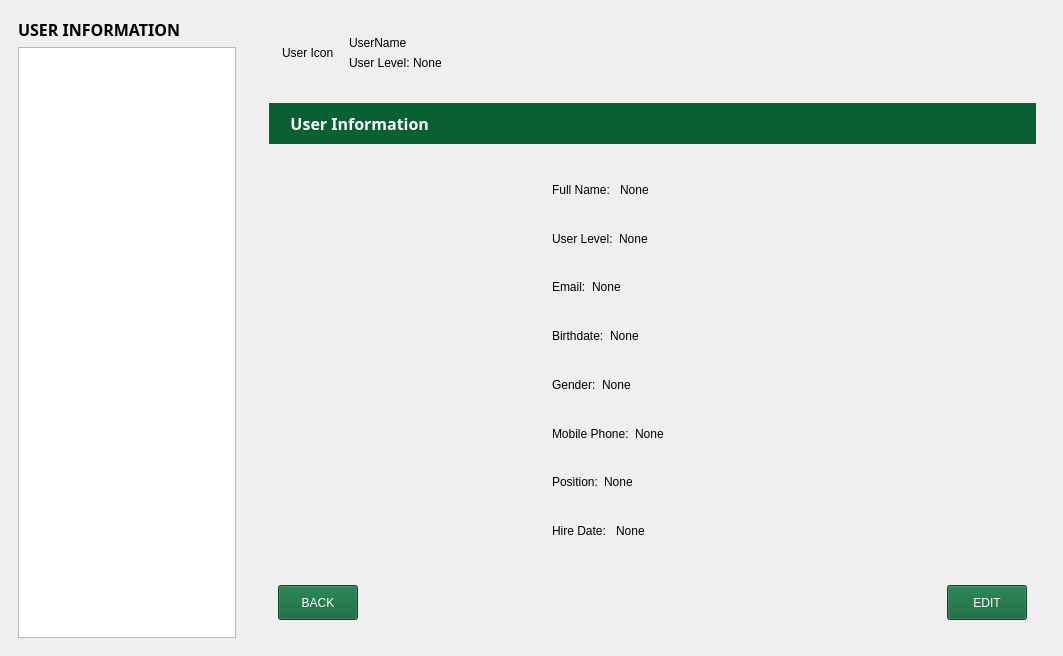
Bideiro/Ranil_project_py, file Screens/MainMenuScreens/Security/User_Information.ui: the form before one commit.
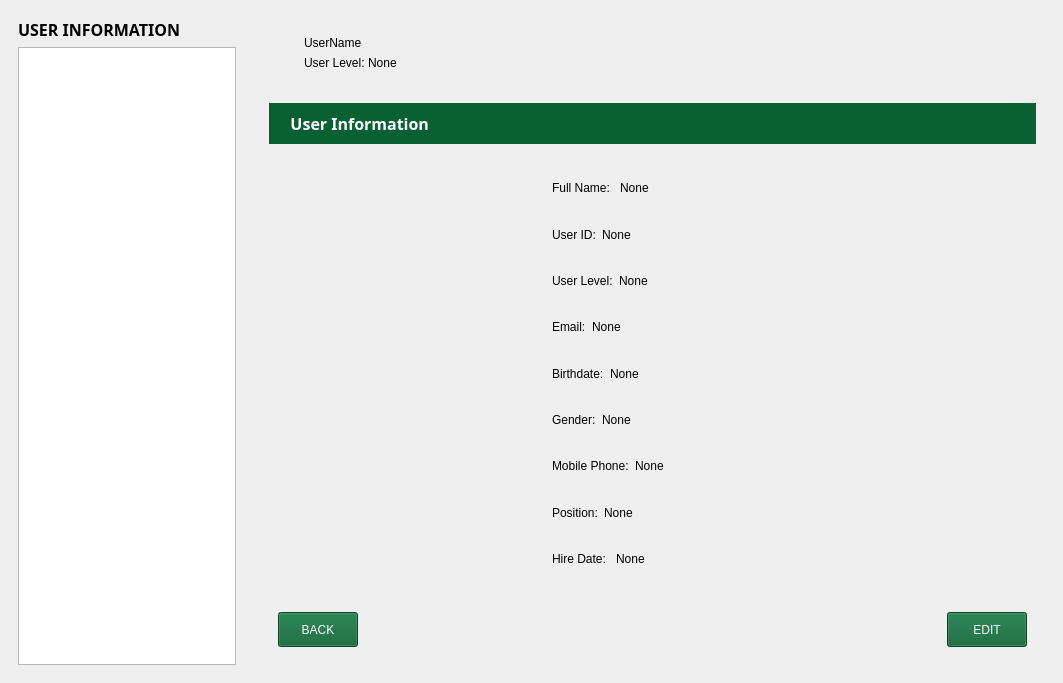
The form after the commit. Icons and pictures are not drawn.

Commit message: applied passcode on creation of user and prod

Diff of the .ui file:
```diff
--- a/Screens/MainMenuScreens/Security/User_Information.ui
+++ b/Screens/MainMenuScreens/Security/User_Information.ui
@@ -7,7 +7,7 @@
     <x>0</x>
     <y>0</y>
     <width>1063</width>
-    <height>656</height>
+    <height>683</height>
    </rect>
   </property>
   <property name="windowTitle">
@@ -82,8 +82,26 @@
           </item>
           <item>
            <widget class="QLabel" name="CUIcon_L">
+            <property name="sizePolicy">
+             <sizepolicy hsizetype="Minimum" vsizetype="Minimum">
+              <horstretch>0</horstretch>
+              <verstretch>0</verstretch>
+             </sizepolicy>
+            </property>
+            <property name="maximumSize">
+             <size>
+              <width>50</width>
+              <height>50</height>
+             </size>
+            </property>
             <property name="text">
-             <string>User Icon</string>
+             <string/>
+            </property>
+            <property name="pixmap">
+             <pixmap resource="../../../assets/All_In_Resource.qrc">:/Icons/Icons/profile.png</pixmap>
+            </property>
+            <property name="scaledContents">
+             <bool>true</bool>
             </property>
            </widget>
           </item>
@@ -254,6 +272,39 @@
                   </layout>
                  </widget>
                 </item>
+                <item>
+                 <widget class="QWidget" name="widget_3" native="true">
+                  <layout class="QHBoxLayout" name="horizontalLayout">
+                   <item>
+                    <widget class="QLabel" name="label_3">
+                     <property name="text">
+                      <string>User ID:</string>
+                     </property>
+                    </widget>
+                   </item>
+                   <item>
+                    <widget class="QLabel" name="SUID_L">
+                     <property name="text">
+                      <string>None</string>
+                     </property>
+                    </widget>
+                   </item>
+                   <item>
+                    <spacer name="horizontalSpacer">
+                     <property name="orientation">
+                      <enum>Qt::Horizontal</enum>
+                     </property>
+                     <property name="sizeHint" stdset="0">
+                      <size>
+                       <width>40</width>
+                       <height>20</height>
+                      </size>
+                     </property>
+                    </spacer>
+                   </item>
+                  </layout>
+                 </widget>
+                </item>
                 <item>
                  <widget class="QWidget" name="widget_17" native="true">
                   <layout class="QHBoxLayout" name="horizontalLayout_8">
```
Left out of the diff: 4 changed lines with no effect on the pictures. The commit also changes 39 other files.
